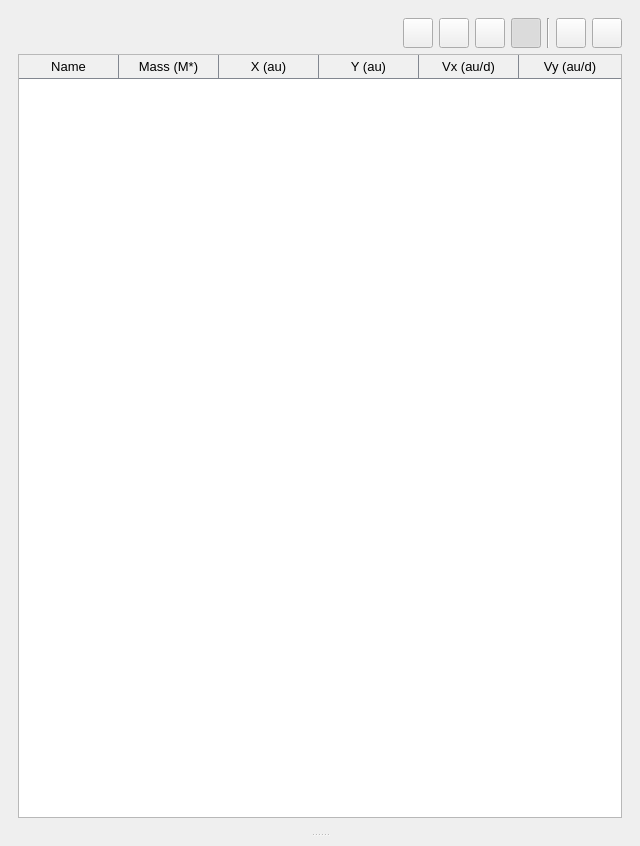
Old version of the form python/qt/ui/main_window.ui in the repository robertapplin/N-Body-Simulations.
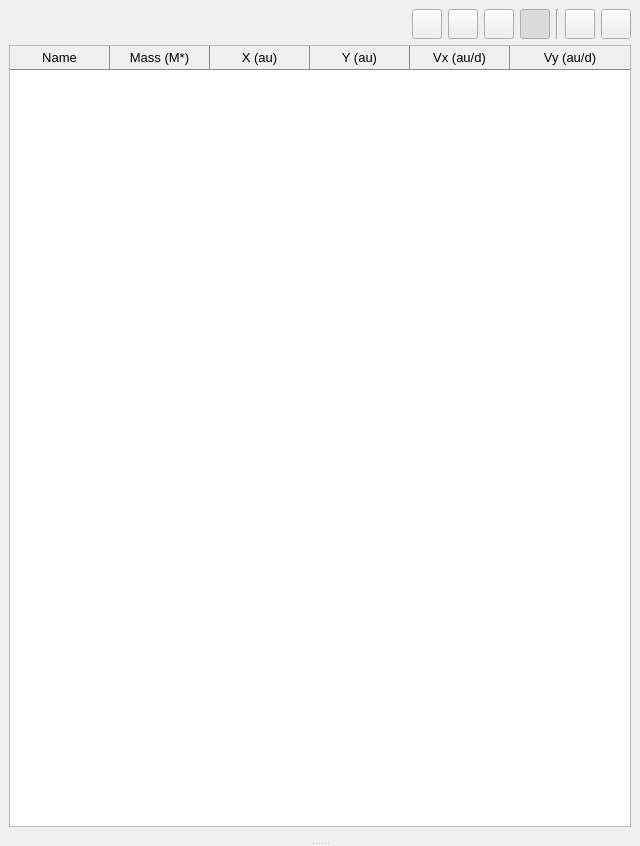
New version of the form.

Commit message: Tidy up main GUI.

Diff of the .ui file:
```diff
--- a/python/qt/ui/main_window.ui
+++ b/python/qt/ui/main_window.ui
@@ -15,6 +15,21 @@
   </property>
   <widget class="QWidget" name="centralwidget">
    <layout class="QGridLayout" name="gridLayout_2">
+    <property name="leftMargin">
+     <number>0</number>
+    </property>
+    <property name="topMargin">
+     <number>0</number>
+    </property>
+    <property name="rightMargin">
+     <number>0</number>
+    </property>
+    <property name="bottomMargin">
+     <number>0</number>
+    </property>
+    <property name="spacing">
+     <number>0</number>
+    </property>
     <item row="0" column="0">
      <widget class="QSplitter" name="splitter">
       <property name="orientation">
```
Left out of the diff: 82 changed lines with no effect on the pictures. The commit also changes 2 other files.
